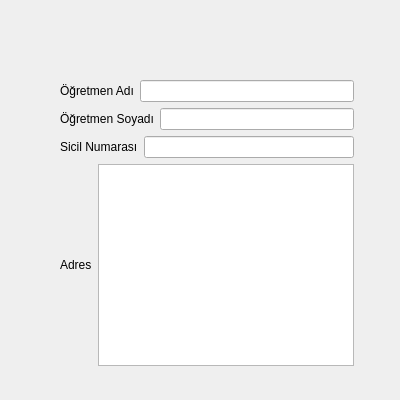
This is Gorsel/formlar/veriGiris/ogretmengiris.ui in sadededeoglu/okulprojesi as Qt 5 draws it before an edit. The edited form follows.
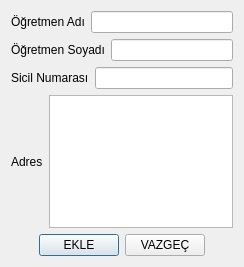
This is the edited form.

```diff
--- a/Gorsel/formlar/veriGiris/ogretmengiris.ui
+++ b/Gorsel/formlar/veriGiris/ogretmengiris.ui
@@ -6,22 +6,15 @@
    <rect>
     <x>0</x>
     <y>0</y>
-    <width>400</width>
-    <height>400</height>
+    <width>244</width>
+    <height>267</height>
    </rect>
   </property>
   <property name="windowTitle">
    <string>Dialog</string>
   </property>
-  <widget class="QWidget" name="">
-   <property name="geometry">
-    <rect>
-     <x>60</x>
-     <y>80</y>
-     <width>294</width>
-     <height>286</height>
-    </rect>
-   </property>
+  <layout class="QGridLayout" name="gridLayout">
+   <item row="0" column="0">
    <layout class="QVBoxLayout" name="verticalLayout">
     <item>
      <layout class="QHBoxLayout" name="horizontalLayout">
@@ -80,7 +73,52 @@
      </layout>
     </item>
    </layout>
-  </widget>
+   </item>
+   <item row="1" column="0">
+    <layout class="QHBoxLayout" name="horizontalLayout_5">
+     <item>
+      <spacer name="horizontalSpacer_2">
+       <property name="orientation">
+        <enum>Qt::Horizontal</enum>
+       </property>
+       <property name="sizeHint" stdset="0">
+        <size>
+         <width>40</width>
+         <height>20</height>
+        </size>
+       </property>
+      </spacer>
+     </item>
+     <item>
+      <widget class="QPushButton" name="pushButton">
+       <property name="text">
+        <string>EKLE</string>
+       </property>
+      </widget>
+     </item>
+     <item>
+      <widget class="QPushButton" name="pushButton_2">
+       <property name="text">
+        <string>VAZGEÇ</string>
+       </property>
+      </widget>
+     </item>
+     <item>
+      <spacer name="horizontalSpacer">
+       <property name="orientation">
+        <enum>Qt::Horizontal</enum>
+       </property>
+       <property name="sizeHint" stdset="0">
+        <size>
+         <width>40</width>
+         <height>20</height>
+        </size>
+       </property>
+      </spacer>
+     </item>
+    </layout>
+   </item>
+  </layout>
  </widget>
  <resources/>
  <connections/>
```
Left out of the diff: 2 changed lines with no effect on the pictures. Lines whose indentation alone changed are shown as unchanged.
